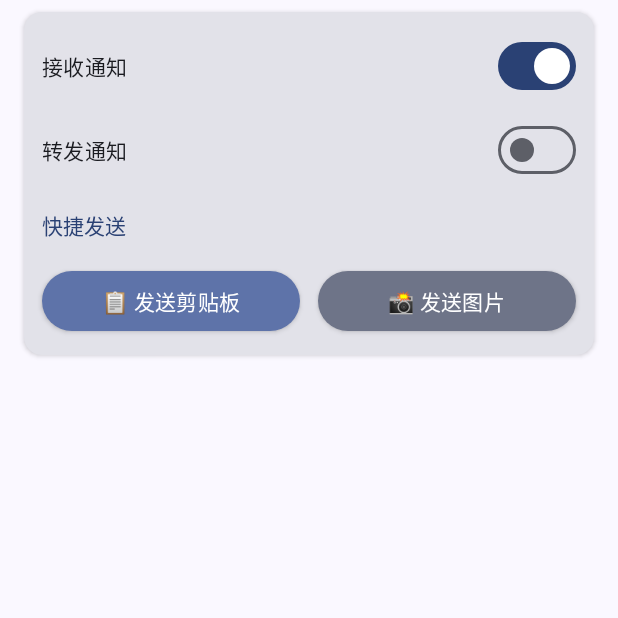
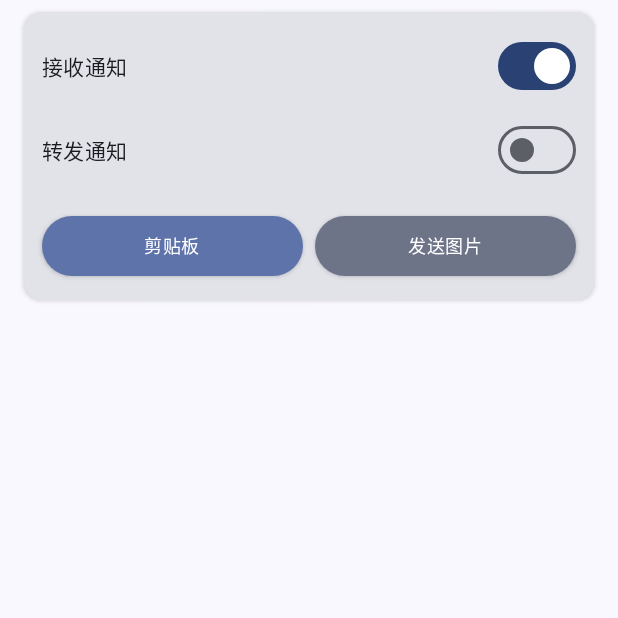
Before and after one commit to loveyu/notify_forwarders_android, an Android app built with Jetpack Compose: the composable QuickToggleSection shown on its own in the app's theme, on a phone screen of 412 x 824 dp, the top half of it. Run offline under Robolectric (Android 15) with nearby library versions, the phone set to English and light mode, and no system bars.

Commit message:
Fix quick send logic and UI improvements
- Optimize quick send button styles: reduce padding, prevent text wrapping, remove 'Quick Send' title
- Simplify button text: remove emojis, use 'Clipboard' instead of 'Send Clipboard'
- Add AppStateManager to track app foreground/background state
- Improve send logic: app stays in current state after sending from main screen
- Add logging for app state during send operations to help debug background switching issues
- Add lifecycle-process dependency for ProcessLifecycleOwner support

```diff
--- a/app/build.gradle.kts
+++ b/app/build.gradle.kts
@@ -89,6 +89,7 @@ dependencies {
 
     implementation(libs.androidx.core.ktx)
     implementation(libs.androidx.lifecycle.runtime.ktx)
+    implementation(libs.androidx.lifecycle.process)
     implementation(libs.androidx.activity.compose)
     implementation(platform(libs.androidx.compose.bom))
     implementation(libs.androidx.ui)
--- a/app/src/main/java/com/hestudio/notifyforwarders/MainActivity.kt
+++ b/app/src/main/java/com/hestudio/notifyforwarders/MainActivity.kt
@@ -47,6 +47,7 @@ import androidx.compose.material3.Text
 import androidx.compose.material3.TextButton
 import androidx.compose.material3.TopAppBar
 import androidx.compose.material3.TopAppBarDefaults
+import androidx.compose.ui.text.style.TextOverflow
 import androidx.compose.runtime.Composable
 import androidx.compose.runtime.DisposableEffect
 import androidx.compose.runtime.getValue
@@ -57,7 +58,6 @@ import androidx.compose.ui.Alignment
 import androidx.compose.ui.Modifier
 import androidx.compose.ui.platform.LocalContext
 import androidx.compose.ui.res.stringResource
-import androidx.compose.ui.text.style.TextOverflow
 import androidx.compose.ui.unit.dp
 import androidx.compose.foundation.Image
 import androidx.compose.foundation.background
@@ -695,22 +695,14 @@ fun QuickToggleSection() {
                 )
             }
 
-            // 快捷发送标题
-            Text(
-                text = stringResource(R.string.quick_send_section_title),
-                style = MaterialTheme.typography.titleSmall,
-                color = MaterialTheme.colorScheme.primary,
-                modifier = Modifier.padding(top = 8.dp, bottom = 4.dp)
-            )
-
-            // 快捷操作按钮区域
+            // 快捷操作按钮区域 - 移除标题，优化布局
             Row(
                 modifier = Modifier
                     .fillMaxWidth()
-                    .padding(top = 4.dp),
-                horizontalArrangement = Arrangement.spacedBy(12.dp)
+                    .padding(top = 8.dp),
+                horizontalArrangement = Arrangement.spacedBy(8.dp)
             ) {
-                // 发送剪贴板按钮
+                // 发送剪贴板按钮 - 优化样式，减小内边距
                 Button(
                     onClick = {
                         val serverAddress = ServerPreferences.getServerAddress(context)
@@ -728,16 +720,19 @@ fun QuickToggleSection() {
                     elevation = ButtonDefaults.buttonElevation(
                         defaultElevation = 2.dp,
                         pressedElevation = 4.dp
-                    )
+                    ),
+                    contentPadding = PaddingValues(horizontal = 8.dp, vertical = 8.dp)
                 ) {
                     Text(
                         text = stringResource(R.string.send_clipboard_button),
-                        style = MaterialTheme.typography.bodyMedium,
-                        fontWeight = FontWeight.Medium
+                        style = MaterialTheme.typography.bodySmall,
+                        fontWeight = FontWeight.Medium,
+                        maxLines = 1,
+                        overflow = TextOverflow.Ellipsis
                     )
                 }
 
-                // 发送图片按钮
+                // 发送图片按钮 - 优化样式，减小内边距
                 Button(
                     onClick = {
                         val serverAddress = ServerPreferences.getServerAddress(context)
@@ -755,12 +750,15 @@ fun QuickToggleSection() {
                     elevation = ButtonDefaults.buttonElevation(
                         defaultElevation = 2.dp,
                         pressedElevation = 4.dp
-                    )
+                    ),
+                    contentPadding = PaddingValues(horizontal = 8.dp, vertical = 8.dp)
                 ) {
                     Text(
                         text = stringResource(R.string.send_image_button),
-                        style = MaterialTheme.typography.bodyMedium,
-                        fontWeight = FontWeight.Medium
+                        style = MaterialTheme.typography.bodySmall,
+                        fontWeight = FontWeight.Medium,
+                        maxLines = 1,
+                        overflow = TextOverflow.Ellipsis
                     )
                 }
             }
--- a/app/src/main/java/com/hestudio/notifyforwarders/NotifyForwardersApplication.kt
+++ b/app/src/main/java/com/hestudio/notifyforwarders/NotifyForwardersApplication.kt
@@ -4,11 +4,15 @@ import android.app.Application
 import android.content.Context
 import com.hestudio.notifyforwarders.util.LocaleHelper
 import com.hestudio.notifyforwarders.util.ServerPreferences
+import com.hestudio.notifyforwarders.util.AppStateManager
 
 class NotifyForwardersApplication : Application() {
 
     override fun onCreate() {
         super.onCreate()
+
+        // 初始化应用状态管理器
+        AppStateManager.initialize()
 
         // 应用保存的语言设置
         applyLanguageSettings()
--- a/app/src/main/res/values/strings.xml
+++ b/app/src/main/res/values/strings.xml
@@ -162,8 +162,8 @@
     <string name="reading_clipboard">正在读取剪贴板...</string>
     <string name="reading_latest_image">正在读取最新图片...</string>
     <string name="sending_content">正在发送内容...</string>
-    <string name="send_clipboard_button">📋 发送剪贴板</string>
-    <string name="send_image_button">📸 发送图片</string>
+    <string name="send_clipboard_button">剪贴板</string>
+    <string name="send_image_button">发送图片</string>
     <string name="server_not_configured">请先配置服务器地址</string>
     <string name="quick_send_section_title">快捷发送</string>
     <string name="reading_image">正在读取图片...</string>
--- a/gradle/libs.versions.toml
+++ b/gradle/libs.versions.toml
@@ -15,6 +15,7 @@ junit = { group = "junit", name = "junit", version.ref = "junit" }
 androidx-junit = { group = "androidx.test.ext", name = "junit", version.ref = "junitVersion" }
 androidx-espresso-core = { group = "androidx.test.espresso", name = "espresso-core", version.ref = "espressoCore" }
 androidx-lifecycle-runtime-ktx = { group = "androidx.lifecycle", name = "lifecycle-runtime-ktx", version.ref = "lifecycleRuntimeKtx" }
+androidx-lifecycle-process = { group = "androidx.lifecycle", name = "lifecycle-process", version.ref = "lifecycleRuntimeKtx" }
 androidx-activity-compose = { group = "androidx.activity", name = "activity-compose", version.ref = "activityCompose" }
 androidx-compose-bom = { group = "androidx.compose", name = "compose-bom", version.ref = "composeBom" }
 androidx-ui = { group = "androidx.compose.ui", name = "ui" }
```
Also changed, not shown: app/src/main/java/com/hestudio/notifyforwarders/service/NotificationActionService.kt (+5 -2 lines), app/src/main/java/com/hestudio/notifyforwarders/util/AppStateManager.kt (added, +92 -0 lines), 1 other file.
